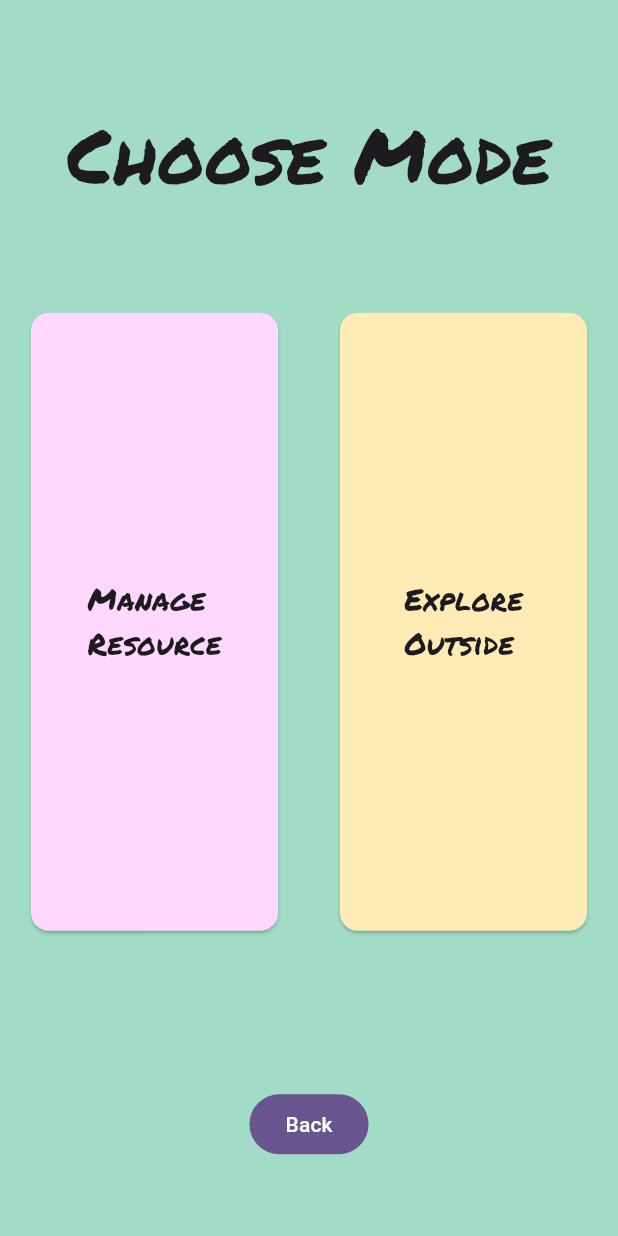
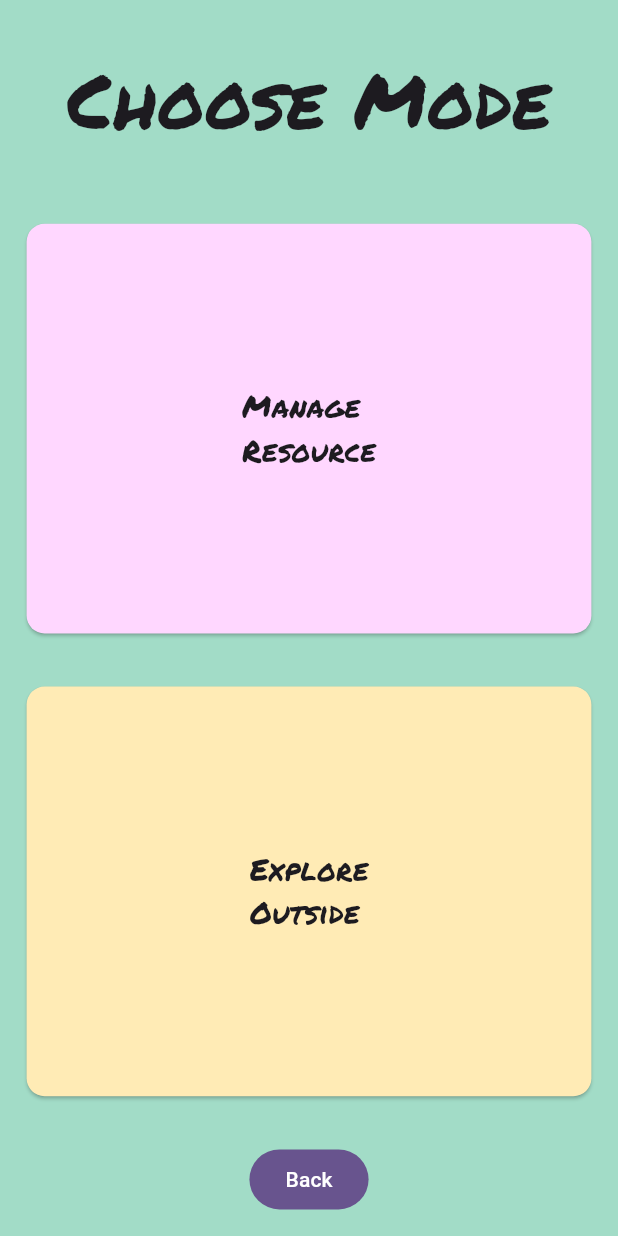
Before and after one commit to ask-org/googleFlutterDevComp, a Flutter app: the GameSelectionScreen screen opened by its route, on a phone screen of 412 x 824 dp. Run offline on Flutter 3.47's test engine with Material 3 defaults, Android fonts, the phone set to English and light mode, and no system bars; our stand-ins replace flutter_card_swiper, go_router.

Commit message:
responsive game menu

```diff
--- a/lib/level_selection/game_selection.dart
+++ b/lib/level_selection/game_selection.dart
@@ -1,5 +1,6 @@
 import 'package:ant_new/style/my_button.dart';
 import 'package:ant_new/style/palette.dart';
+import 'package:ant_new/style/responsive_game_menu.dart';
 import 'package:flutter/material.dart';
 import 'package:go_router/go_router.dart';
 
@@ -13,12 +14,8 @@ class GameSelectionScreen extends StatelessWidget {
     double screenWidth = MediaQuery.of(context).size.width;
     return Scaffold(
         backgroundColor: palette.backgroundLevelSelection,
-      body: Column(
-        mainAxisAlignment: MainAxisAlignment.spaceAround,
-        children: [
-          Column(
-            children: [
-              const Padding(
+        body: ResponsiveGameMenu(
+            headArea: const Padding(
               padding: EdgeInsets.all(16),
               child: Center(
                 child: Text(
@@ -28,11 +25,7 @@ class GameSelectionScreen extends StatelessWidget {
                 ),
               ),
             ),
-              const SizedBox(height: 50),
-              Row(
-                mainAxisAlignment: MainAxisAlignment.spaceAround,
-                children: [
-                  InkWell(
+            cardArea: InkWell(
               onTap: () => GoRouter.of(context).go('/card'),
               child: Card(
                 color: palette.background4,
@@ -47,7 +40,7 @@ class GameSelectionScreen extends StatelessWidget {
                     ))),
               ),
             ),
-                  InkWell(
+            dungeonArea: InkWell(
               onTap: () => GoRouter.of(context).go('/outside'),
               child: Card(
                 color: palette.backgroundPlaySession,
@@ -62,15 +55,8 @@ class GameSelectionScreen extends StatelessWidget {
                     ))),
               ),
             ),
-                ],
-              ),
-            ],
-          ),
-          MyButton(
+            buttonArea: MyButton(
                 onPressed: () => GoRouter.of(context).go('/'),
-              child: const Text('Back'))
-        ],
-      ),
-    );
+                child: const Text('Back'))));
   }
 }
--- /dev/null
+++ b/lib/style/responsive_game_menu.dart
@@ -0,0 +1,125 @@
+import 'package:flutter/material.dart';
+
+class ResponsiveGameMenu extends StatelessWidget {
+  final Widget headArea;
+
+  final Widget cardArea;
+
+  final Widget dungeonArea;
+
+  final Widget buttonArea;
+
+  const ResponsiveGameMenu({
+    required this.headArea,
+    required this.cardArea,
+    required this.dungeonArea,
+    required this.buttonArea,
+    super.key,
+  });
+
+  @override
+  Widget build(BuildContext context) {
+    return LayoutBuilder(
+      builder: (context, constraints) {
+        // This widget wants to fill the whole screen.
+        final size = constraints.biggest;
+        final padding = EdgeInsets.all(size.shortestSide / 30);
+
+        if (size.height >= size.width) {
+          // "Portrait" / "mobile" mode.
+          return Column(
+            crossAxisAlignment: CrossAxisAlignment.stretch,
+            children: [
+              SafeArea(
+                bottom: false,
+                child: Padding(
+                  padding: padding,
+                  child: headArea,
+                ),
+              ),
+              Expanded(
+                child: SafeArea(
+                  top: false,
+                  bottom: false,
+                  minimum: padding,
+                  child: cardArea,
+                ),
+              ),
+              Expanded(
+                child: SafeArea(
+                  top: false,
+                  bottom: false,
+                  minimum: padding,
+                  child: dungeonArea,
+                ),
+              ),
+              SafeArea(
+                top: false,
+                maintainBottomViewPadding: true,
+                child: Padding(
+                  padding: padding,
+                  child: Center(
+                    child: buttonArea,
+                  ),
+                ),
+              ),
+            ],
+          );
+        } else {
+          // "Landscape" / "tablet" mode.
+
+          return Column(
+            crossAxisAlignment: CrossAxisAlignment.stretch,
+            children: [
+              Expanded(
+                child: SafeArea(
+                  right: false,
+                  maintainBottomViewPadding: true,
+                  minimum: padding,
+                  child: headArea,
+                ),
+              ),
+              Row(
+                mainAxisAlignment: MainAxisAlignment.spaceAround,
+                children: [
+                  SafeArea(
+                    bottom: false,
+                    left: false,
+                    maintainBottomViewPadding: true,
+                    child: Padding(
+                      padding: padding,
+                      child: cardArea,
+                    ),
+                  ),
+                  SafeArea(
+                    bottom: false,
+                    left: false,
+                    maintainBottomViewPadding: true,
+                    child: Padding(
+                      padding: padding,
+                      child: dungeonArea,
+                    ),
+                  ),
+                ],
+              ),
+              Expanded(
+                child: SafeArea(
+                  top: false,
+                  left: false,
+                  maintainBottomViewPadding: true,
+                  child: Align(
+                    alignment: Alignment.bottomCenter,
+                    child: Padding(
+                      padding: padding,
+                      child: buttonArea,
+                    ),
+                  ),
+                ),
+              ),
+            ],
+          );
+        }
+      },
+    );
+  }
+}
```
Lines whose indentation alone changed are shown as unchanged.
